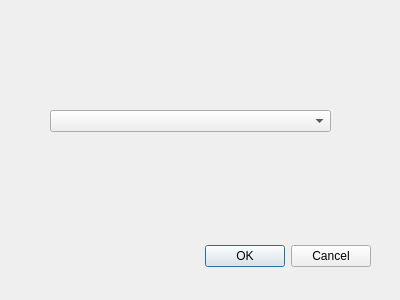
giovannialo/qgis-siat-consultation, file siat_consultation_dialog_base.ui: the form before one commit.
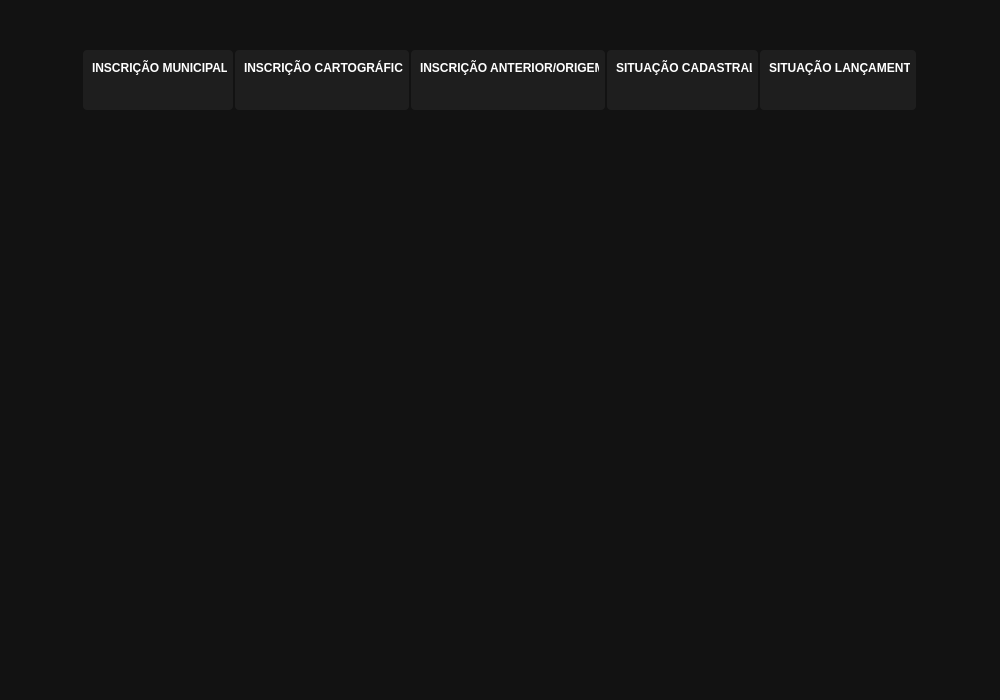
The form after the commit.

Patch:
```diff
--- a/siat_consultation_dialog_base.ui
+++ b/siat_consultation_dialog_base.ui
@@ -6,38 +6,255 @@
    <rect>
     <x>0</x>
     <y>0</y>
-    <width>400</width>
-    <height>300</height>
+    <width>1000</width>
+    <height>700</height>
    </rect>
   </property>
   <property name="windowTitle">
    <string>Siat Consultation</string>
   </property>
-  <widget class="QDialogButtonBox" name="button_box">
+  <property name="styleSheet">
+   <string notr="true">background-color: #121212;</string>
+  </property>
+  <widget class="QWidget" name="verticalLayoutWidgetInscricaoImobiliaria">
    <property name="geometry">
     <rect>
-     <x>30</x>
-     <y>240</y>
-     <width>341</width>
-     <height>32</height>
+     <x>83</x>
+     <y>50</y>
+     <width>150</width>
+     <height>60</height>
     </rect>
    </property>
-   <property name="orientation">
-    <enum>Qt::Horizontal</enum>
+   <layout class="QVBoxLayout" name="verticalLayoutInscricaoImobiliaria">
+    <property name="spacing">
+     <number>0</number>
+    </property>
+    <item>
+     <widget class="QLabel" name="label_1">
+      <property name="styleSheet">
+       <string notr="true">
+        padding: 6px 6px 0;
+        font-weight: bold;
+        color: white;
+        background-color: #1e1e1e;
+        border-top-left-radius: 4px;
+        border-top-right-radius: 4px;
+       </string>
+      </property>
+      <property name="text">
+       <string>INSCRIÇÃO MUNICIPAL</string>
+      </property>
+     </widget>
+    </item>
+    <item>
+     <widget class="QLabel" name="labelInscricaoImobiliaria">
+      <property name="styleSheet">
+       <string notr="true">
+        padding: 0 6px 6px;
+        color: #999;
+        background-color: #1e1e1e;
+        border-bottom-left-radius: 4px;
+        border-bottom-right-radius: 4px;
+       </string>
+      </property>
+      <property name="text">
+       <string/>
+      </property>
+     </widget>
+    </item>
+   </layout>
+  </widget>
+  <widget class="QWidget" name="verticalLayoutWidgetInscricaoImobiliaria_2">
+   <property name="geometry">
+    <rect>
+     <x>235</x>
+     <y>50</y>
+     <width>174</width>
+     <height>60</height>
+    </rect>
    </property>
-   <property name="standardButtons">
-    <set>QDialogButtonBox::Cancel|QDialogButtonBox::Ok</set>
+   <layout class="QVBoxLayout" name="verticalLayoutInscricaoCartografica">
+    <property name="spacing">
+     <number>0</number>
+    </property>
+    <item>
+     <widget class="QLabel" name="label_2">
+      <property name="styleSheet">
+       <string notr="true">
+        padding: 6px 6px 0;
+        font-weight: bold;
+        color: white;
+        background-color: #1e1e1e;
+        border-top-left-radius: 4px;
+        border-top-right-radius: 4px;
+       </string>
+      </property>
+      <property name="text">
+       <string>INSCRIÇÃO CARTOGRÁFICA</string>
+      </property>
+     </widget>
+    </item>
+    <item>
+     <widget class="QLabel" name="labelInscricaoCartografica">
+      <property name="styleSheet">
+       <string notr="true">
+        padding: 0 6px 6px;
+        color: #999;
+        background-color: #1e1e1e;
+        border-bottom-left-radius: 4px;
+        border-bottom-right-radius: 4px;
+       </string>
+      </property>
+      <property name="text">
+       <string/>
+      </property>
+     </widget>
+    </item>
+   </layout>
+  </widget>
+  <widget class="QWidget" name="verticalLayoutWidgetInscricaoImobiliaria_3">
+   <property name="geometry">
+    <rect>
+     <x>411</x>
+     <y>50</y>
+     <width>194</width>
+     <height>60</height>
+    </rect>
    </property>
+   <layout class="QVBoxLayout" name="verticalLayoutInscricaoAnterior">
+    <property name="spacing">
+     <number>0</number>
+    </property>
+    <item>
+     <widget class="QLabel" name="label_3">
+      <property name="styleSheet">
+       <string notr="true">
+        padding: 6px 6px 0;
+        font-weight: bold;
+        color: white;
+        background-color: #1e1e1e;
+        border-top-left-radius: 4px;
+        border-top-right-radius: 4px;
+       </string>
+      </property>
+      <property name="text">
+       <string>INSCRIÇÃO ANTERIOR/ORIGEM</string>
+      </property>
+     </widget>
+    </item>
+    <item>
+     <widget class="QLabel" name="labelInscricaoAnterior">
+      <property name="styleSheet">
+       <string notr="true">
+        padding: 0 6px 6px;
+        color: #999;
+        background-color: #1e1e1e;
+        border-bottom-left-radius: 4px;
+        border-bottom-right-radius: 4px;
+       </string>
+      </property>
+      <property name="text">
+       <string/>
+      </property>
+     </widget>
+    </item>
+   </layout>
   </widget>
-  <widget class="QComboBox" name="comboBox">
+  <widget class="QWidget" name="verticalLayoutWidgetInscricaoImobiliaria_4">
    <property name="geometry">
     <rect>
-     <x>50</x>
-     <y>110</y>
-     <width>281</width>
-     <height>22</height>
+     <x>607</x>
+     <y>50</y>
+     <width>151</width>
+     <height>60</height>
     </rect>
    </property>
+   <layout class="QVBoxLayout" name="verticalLayoutSituacao">
+    <property name="spacing">
+     <number>0</number>
+    </property>
+    <item>
+     <widget class="QLabel" name="label_4">
+      <property name="styleSheet">
+       <string notr="true">
+        padding: 6px 6px 0;
+        font-weight: bold;
+        color: white;
+        background-color: #1e1e1e;
+        border-top-left-radius: 4px;
+        border-top-right-radius: 4px;
+       </string>
+      </property>
+      <property name="text">
+       <string>SITUAÇÃO CADASTRAL</string>
+      </property>
+     </widget>
+    </item>
+    <item>
+     <widget class="QLabel" name="labelSituacao">
+      <property name="styleSheet">
+       <string notr="true">
+        padding: 0 6px 6px;
+        color: #999;
+        background-color: #1e1e1e;
+        border-bottom-left-radius: 4px;
+        border-bottom-right-radius: 4px;
+       </string>
+      </property>
+      <property name="text">
+       <string/>
+      </property>
+     </widget>
+    </item>
+   </layout>
+  </widget>
+  <widget class="QWidget" name="verticalLayoutWidgetInscricaoImobiliaria_5">
+   <property name="geometry">
+    <rect>
+     <x>760</x>
+     <y>50</y>
+     <width>156</width>
+     <height>60</height>
+    </rect>
+   </property>
+   <layout class="QVBoxLayout" name="verticalLayoutTaxacao">
+    <property name="spacing">
+     <number>0</number>
+    </property>
+    <item>
+     <widget class="QLabel" name="label_5">
+      <property name="styleSheet">
+       <string notr="true">
+        padding: 6px 6px 0;
+        font-weight: bold;
+        color: white;
+        background-color: #1e1e1e;
+        border-top-left-radius: 4px;
+        border-top-right-radius: 4px;
+       </string>
+      </property>
+      <property name="text">
+       <string>SITUAÇÃO LANÇAMENTO</string>
+      </property>
+     </widget>
+    </item>
+    <item>
+     <widget class="QLabel" name="labelTaxacao">
+      <property name="styleSheet">
+       <string notr="true">
+        padding: 0 6px 6px;
+        color: #999;
+        background-color: #1e1e1e;
+        border-bottom-left-radius: 4px;
+        border-bottom-right-radius: 4px;
+       </string>
+      </property>
+      <property name="text">
+       <string/>
+      </property>
+     </widget>
+    </item>
+   </layout>
   </widget>
  </widget>
  <resources/>
```
Left out of the diff: 35 changed lines with no effect on the pictures.
